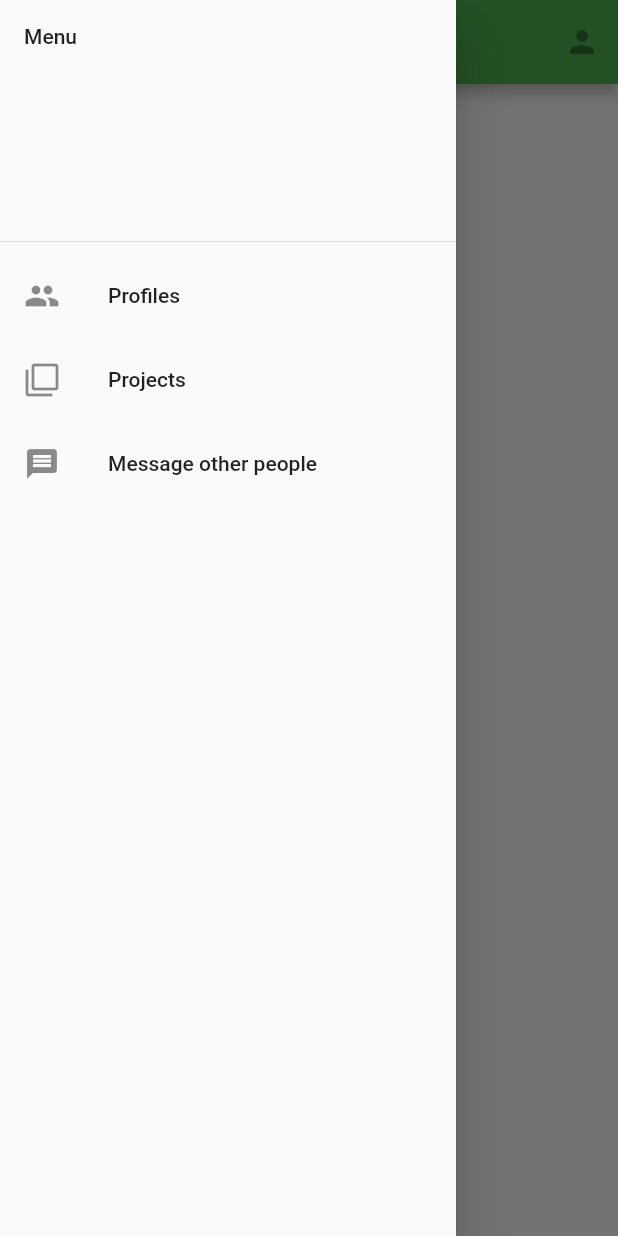
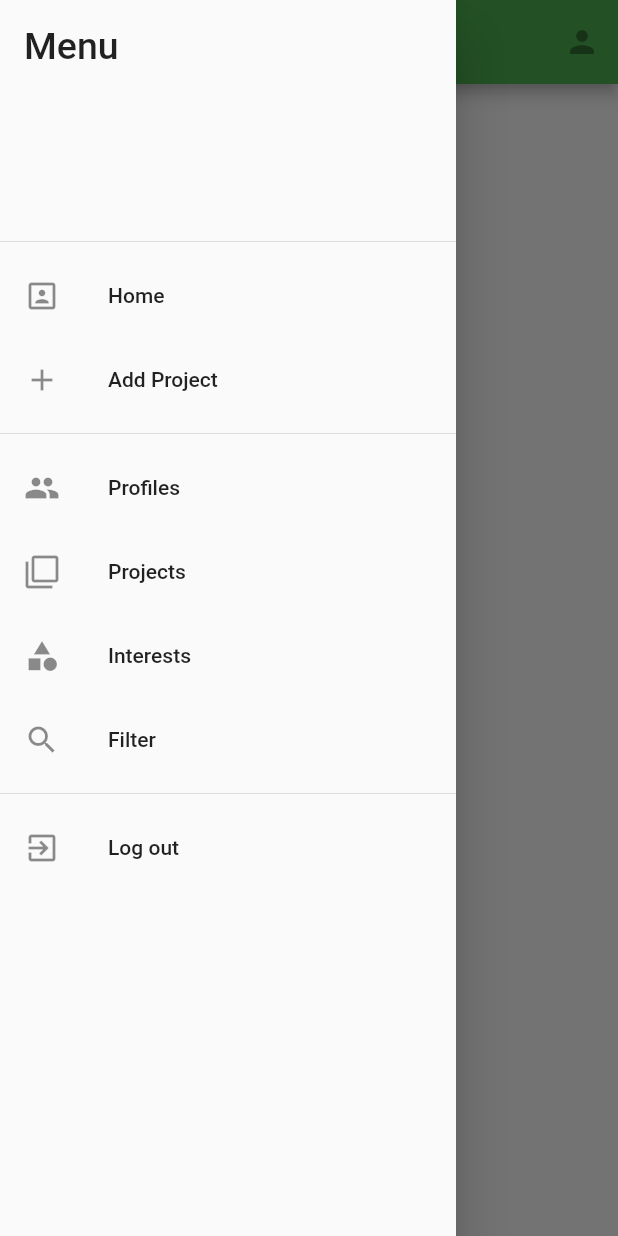
Before and after one commit to ElectricRat/SigmaAlphaSierra, a Flutter app: the ProjectPage screen opened by its route, with the side drawer open, on a phone screen of 412 x 824 dp. Run offline on Flutter 3.47's test engine with Material 2 defaults, Android fonts, the phone set to English and light mode, and no system bars; our stand-ins replace cloud_firestore, firebase_core; accounts and stored records are empty.

Commit message:
Add page list to drawer

```diff
--- a/lib/main.dart
+++ b/lib/main.dart
@@ -73,6 +73,7 @@ class MyApp extends StatelessWidget {
               // closer together (more dense) than on mobile platforms.
               visualDensity: VisualDensity.adaptivePlatformDensity,
             ),
+            initialRoute: '/profiles',
             routes: {
               '/profiles': (context) => ProfilePage(),
               '/projects': (context) => ProjectPage(),
--- a/lib/ui/components/appbar.dart
+++ b/lib/ui/components/appbar.dart
@@ -18,8 +18,22 @@ class DrawerList extends StatelessWidget {
   Widget build(BuildContext context) {
     return ListView(
       children: [
-        DrawerHeader(child: Text('Menu'),
+        DrawerHeader(
+          child: Text('Menu',
+            style: TextStyle(
+              fontSize: 25.0,
+            ),
+          ),
         ),
+        ListTile(
+          leading: Icon(Icons.portrait ),
+          title: Text('Home'),
+        ),
+        ListTile(
+          leading: Icon(Icons.add),
+          title: Text('Add Project'),
+        ),
+        Divider(),
         ListTile(
           leading: Icon(Icons.group),
           title: Text('Profiles'),
@@ -35,8 +49,17 @@ class DrawerList extends StatelessWidget {
           },
         ),
         ListTile(
-          leading: Icon(Icons.message),
-          title: Text('Message other people'),
+          leading: Icon(Icons.category),
+          title: Text('Interests'),
+        ),
+        ListTile(
+          leading: Icon(Icons.search),
+          title: Text('Filter'),
+        ),
+        Divider(),
+        ListTile(
+          leading: Icon(Icons.exit_to_app),
+          title: Text('Log out'),
         ),
       ],
     );
```
